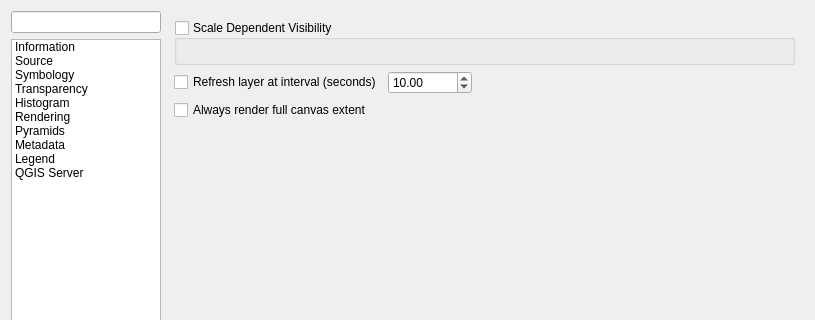
Above: src/ui/qgsrasterlayerpropertiesbase.ui from qgis/QGIS before the change; both pictures show x 0 to 815 and y 0 to 320 of the 815 by 777 pixel window. Below: the same form after it.
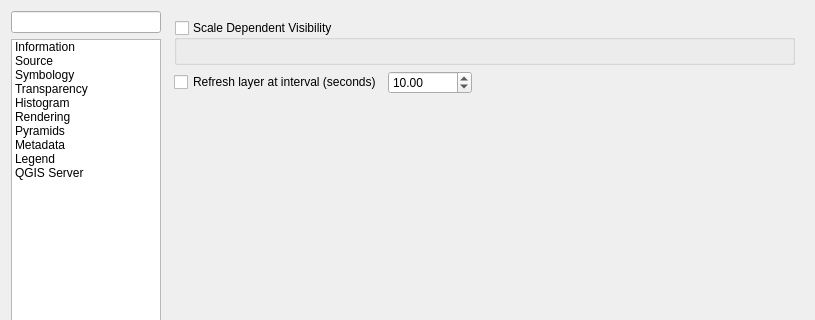
That is the form after the change. Icons and pictures are not drawn. Custom widgets are drawn as their Qt base class.

Commit message: Move WMS ignore extents to service level

Diff of the .ui file:
```diff
--- a/src/ui/qgsrasterlayerpropertiesbase.ui
+++ b/src/ui/qgsrasterlayerpropertiesbase.ui
@@ -1439,16 +1439,6 @@
              </item>
             </layout>
            </item>
-           <item>
-            <widget class="QCheckBox" name="mIgnoreProviderExtent">
-             <property name="toolTip">
-              <string>&lt;html&gt;&lt;head/&gt;&lt;body&gt;&lt;p&gt;&lt;span style=&quot; font-weight:600;&quot;&gt;Always render full canvas extent and ignore extent reported by provider&lt;/span&gt;&lt;/p&gt;&lt;p&gt;Activating this option will always request the complete canvas extent when rendering. Even when the extent announced by the provider is smaller than the canvas extent or outside the canvas extent.&lt;/p&gt;&lt;p&gt;&lt;br/&gt;&lt;/p&gt;&lt;p&gt;This is useful if a WMS server announes the extent of the data, but the symbology or labeling takes additional space outside the bounding box.&lt;/p&gt;&lt;/body&gt;&lt;/html&gt;</string>
-             </property>
-             <property name="text">
-              <string>Always render full canvas extent</string>
-             </property>
-            </widget>
-           </item>
            <item>
             <spacer name="verticalSpacer_6">
              <property name="orientation">
```
The commit also changes 14 other files.
